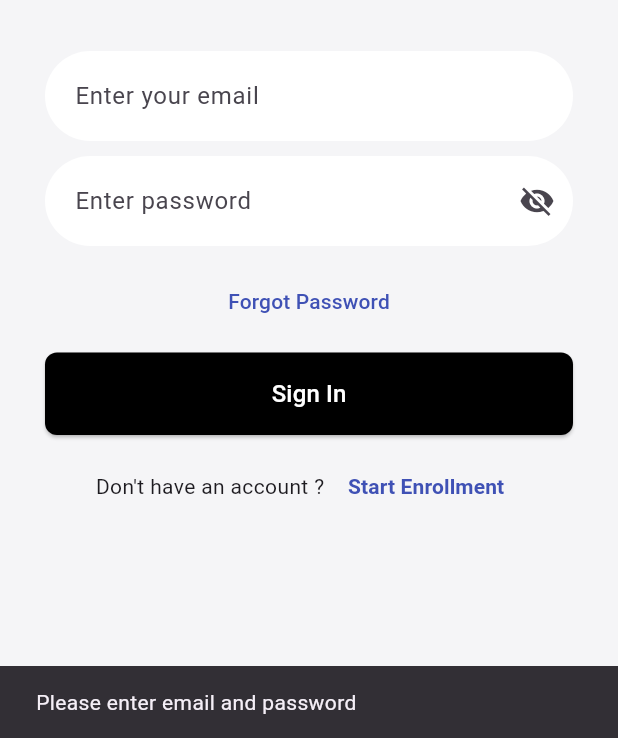
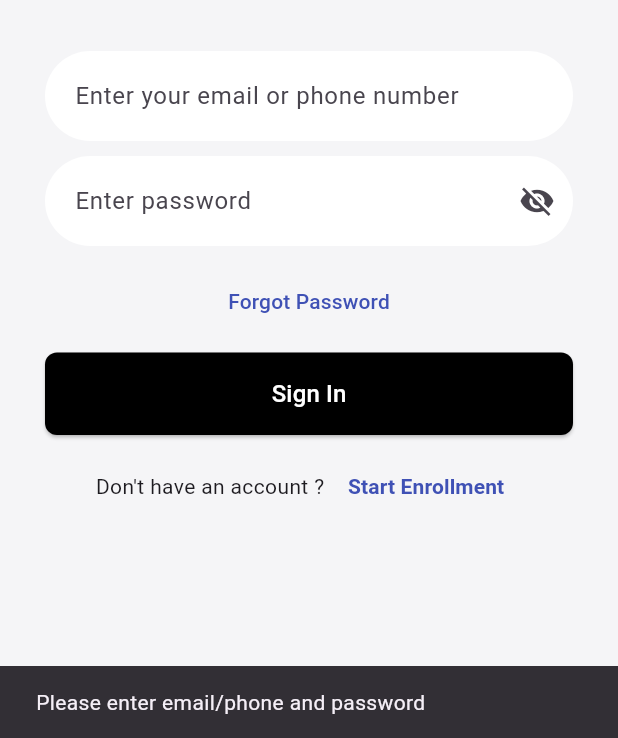
Before and after one commit to hellodeveloper7854/senior-citzen-app, a Flutter app: the screen it shows after launch, after a tap on "Sign In", on a phone screen of 412 x 824 dp, the part 498-1236 px from its top. Run offline on Flutter 3.47's test engine with Material 3 defaults, Android fonts, the phone set to English and light mode, and no system bars; our stand-ins replace shared_preferences, supabase_flutter; accounts and stored records are empty; network calls fail.

Commit message:
fixed login with phone number

```diff
--- a/lib/screens/login_screen.dart
+++ b/lib/screens/login_screen.dart
@@ -15,22 +15,25 @@ class LoginScreen extends StatefulWidget {
 }
 
 class _LoginScreenState extends State<LoginScreen> {
-  final TextEditingController _emailController = TextEditingController();
+  final TextEditingController _identifierController = TextEditingController();
   final TextEditingController _passwordController = TextEditingController();
   final SupabaseService _supabaseService = SupabaseService();
   bool _isPasswordVisible = false;
 
   Future<void> _login() async {
-    String email = _emailController.text.trim();
+    String identifier = _identifierController.text.trim();
     String password = _passwordController.text;
 
-    if (email.isEmpty || password.isEmpty) {
-      ScaffoldMessenger.of(context).showSnackBar(const SnackBar(content: Text('Please enter email and password')));
+    if (identifier.isEmpty || password.isEmpty) {
+      ScaffoldMessenger.of(context).showSnackBar(const SnackBar(content: Text('Please enter email/phone and password')));
       return;
     }
 
     try {
-      var credentials = await _supabaseService.getUserCredentials(email);
+      bool isEmail = identifier.contains('@');
+      var credentials = isEmail
+          ? await _supabaseService.getUserCredentials(identifier)
+          : await _supabaseService.getUserCredentialsByPhone(identifier);
       if (credentials == null) {
         ScaffoldMessenger.of(context).showSnackBar(const SnackBar(content: Text('User doesn\'t exist')));
         return;
@@ -49,7 +52,7 @@ class _LoginScreenState extends State<LoginScreen> {
       }
 
       // Store current user email
-      await _supabaseService.setCurrentUserEmail(email);
+      await _supabaseService.setCurrentUserEmail(credentials['email']);
 
       if (profile['status'] == 'verified') {
         Navigator.pushReplacement(
@@ -146,13 +149,13 @@ class _LoginScreenState extends State<LoginScreen> {
                   ),
                 ),
                 const SizedBox(height: 30),
-                // Email input field
+                // Email/Phone input field
                 Container(
                   margin: const EdgeInsets.symmetric(horizontal: 30, vertical: 5),
                   child: TextField(
-                    controller: _emailController,
+                    controller: _identifierController,
                     decoration: InputDecoration(
-                      hintText: 'Enter your email',
+                      hintText: 'Enter your email or phone number',
                       filled: true,
                       fillColor: Colors.white,
                       contentPadding: const EdgeInsets.symmetric(vertical: 18, horizontal: 16),
@@ -161,7 +164,7 @@ class _LoginScreenState extends State<LoginScreen> {
                         borderSide: BorderSide.none,
                       ),
                     ),
-                    keyboardType: TextInputType.emailAddress,
+                    keyboardType: TextInputType.text,
                   ),
                 ),
                 // Password input field
--- a/lib/services/supabase_service.dart
+++ b/lib/services/supabase_service.dart
@@ -46,6 +46,16 @@ class SupabaseService {
     return response;
   }
 
+  // Get user credentials by phone
+  Future<Map<String, dynamic>?> getUserCredentialsByPhone(String phone) async {
+    final response = await _supabase
+        .from('user_credentials')
+        .select()
+        .eq('phone_number', phone);
+    if (response.isEmpty) return null;
+    return response.first;
+  }
+
   // Get user profile
   Future<Map<String, dynamic>?> getUserProfile(String email) async {
     final response = await _supabase
```
